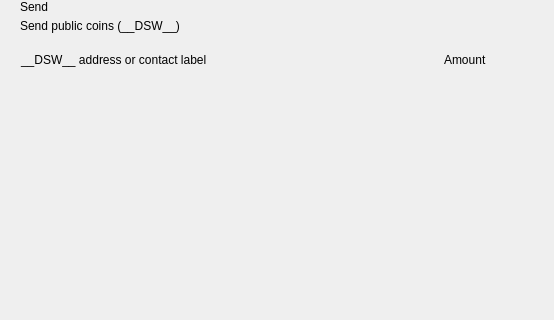
Old version of the form src/qt/pivx/forms/send.ui in the repository decenomy/DSW; both pictures show x 0 to 554 and y 0 to 320 of the 893 by 700 pixel window.
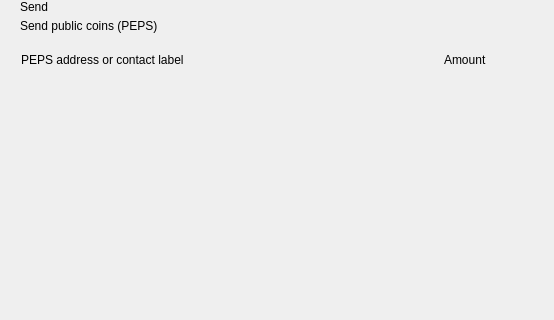
New version of the form. Custom widgets are drawn as their Qt base class.

Commit message: Replace standard coin unit __DSW__ by PEPS (7)

What changed in the file:
```diff
--- a/src/qt/pivx/forms/send.ui
+++ b/src/qt/pivx/forms/send.ui
@@ -81,7 +81,7 @@
             <item>
              <widget class="QLabel" name="labelSubtitle1">
               <property name="text">
-               <string>Send public coins (__DSW__)</string>
+               <string>Send public coins (PEPS)</string>
               </property>
              </widget>
             </item>
@@ -141,7 +141,7 @@
              <string notr="true">margin-left:8px;</string>
             </property>
             <property name="text">
-             <string>__DSW__ address or contact label</string>
+             <string>PEPS address or contact label</string>
             </property>
            </widget>
           </item>
```
The commit also changes 9 other files.
